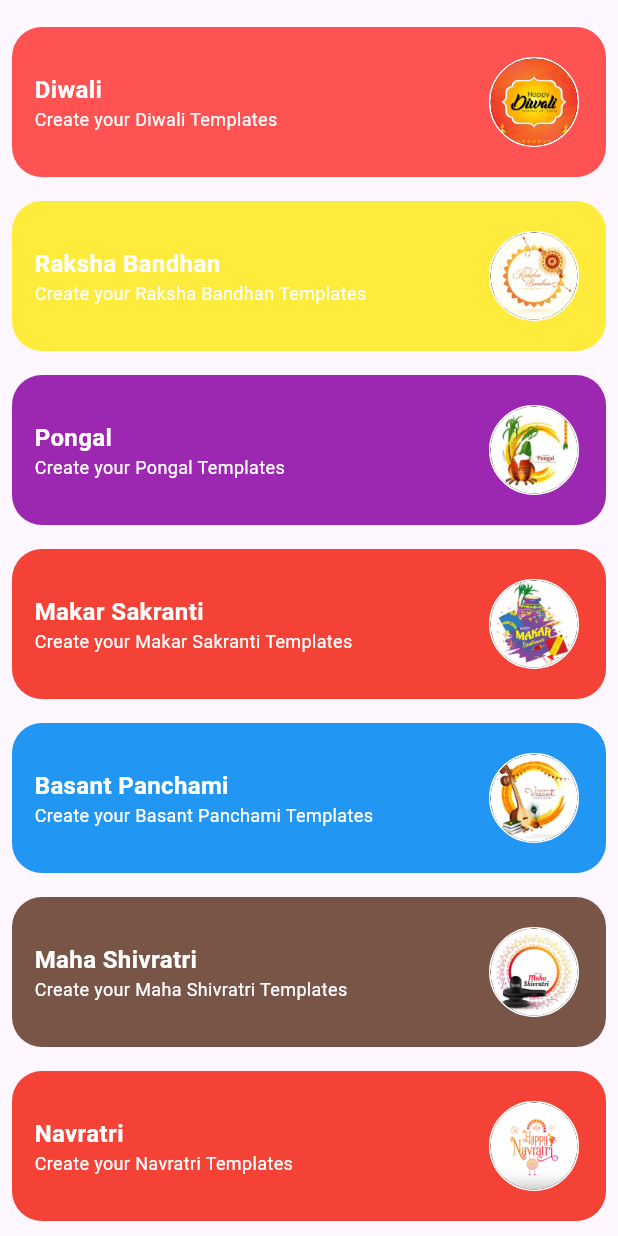
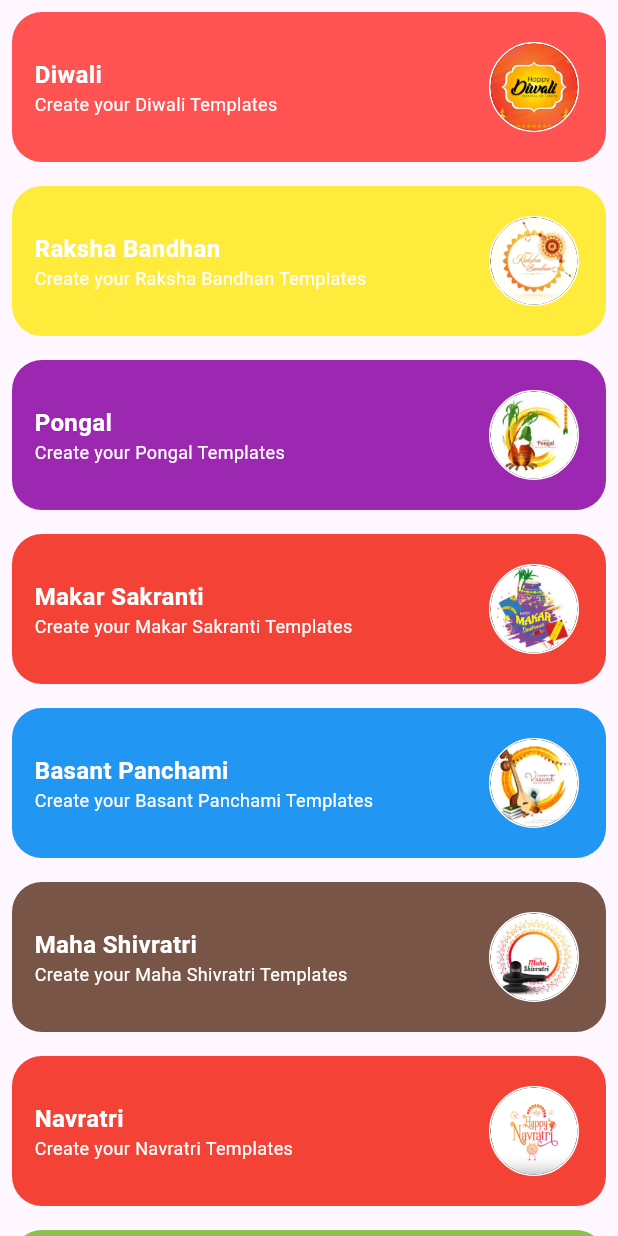
Before and after one commit to Aksharpatel06/festival_poster_app, a Flutter app: the List_view widget shown alone on an empty page, opened directly, on a phone screen of 412 x 824 dp. Run offline on Flutter 3.47's test engine with Material 3 defaults, Android fonts, the phone set to English and light mode, and no system bars; our stand-ins replace google_fonts.

Commit message:
01-04-2024

```diff
--- a/lib/view/editscreen/Editscreen.dart
+++ b/lib/view/editscreen/Editscreen.dart
@@ -179,7 +179,6 @@
       ),
     );
   }
-
   Container backgroundcolors() {
     return Container(
               height: 220,
@@ -253,7 +252,6 @@
               ),
             );
   }
-
   Container background() {
     return Container(
               height: 220,
@@ -330,7 +328,6 @@
               ),
             );
   }
-
   Container text() {
     return Container(
       height: 220,
@@ -448,7 +445,6 @@
       ),
     );
   }
-
   Container canvas() {
     return Container(
       height: 220,
--- a/lib/view/homescreen/componet/List_View.dart
+++ b/lib/view/homescreen/componet/List_View.dart
@@ -4,12 +4,9 @@
 import '../../../utils/festivallist.dart';
 import 'festival_Listview.dart';
 
-ListView List_view(BuildContext context) {
-  return ListView(
-    shrinkWrap: true,
-    children: [
-      SizedBox(height: 10,),
-      ...List.generate(festivalList.length, (index) => festival(festivalList[index]['Color'],festivalList[index]['Festival name'],festivalList[index]['Text'],festivalList[index]['Images'],index,context)),
-    ],
+ListView List_view() {
+  return ListView.builder(
+    itemBuilder:(context, index) => festival(festivalList[index]['Color'],festivalList[index]['Festival name'],festivalList[index]['Text'],festivalList[index]['Images'],index,context),
+    itemCount: festivalList.length,
   );
 }
--- a/lib/view/homescreen/componet/festival_Listview.dart
+++ b/lib/view/homescreen/componet/festival_Listview.dart
@@ -16,12 +16,12 @@
         height: 100,
         decoration: BoxDecoration(
           color: color,
-          borderRadius: BorderRadius.all(Radius.circular(20)),
+          borderRadius: const BorderRadius.all(Radius.circular(20)),
         ),
         child: Row(
           mainAxisAlignment: MainAxisAlignment.spaceBetween,
           children: [
-            Container(
+            SizedBox(
               width: 270,
               child: Padding(
                 padding: const EdgeInsets.only(left: 15.0),
@@ -29,8 +29,8 @@
                   crossAxisAlignment: CrossAxisAlignment.start,
                   mainAxisAlignment: MainAxisAlignment.center,
                   children: [
-                    Text(name,style: TextStyle(fontSize: 16,fontWeight: FontWeight.bold,color: Colors.white)),
-                    Text(name2,overflow: TextOverflow.clip,style: TextStyle(fontSize: 12,color: Colors.white),),
+                    Text(name,style: const TextStyle(fontSize: 16,fontWeight: FontWeight.bold,color: Colors.white)),
+                    Text(name2,overflow: TextOverflow.clip,style: const TextStyle(fontSize: 12,color: Colors.white),),
                   ],
                 ),
               ),
@@ -45,7 +45,7 @@
                     color: Colors.black,
                     border: Border.all(color: Colors.white)
                 ),
-                child: ClipRRect(borderRadius: BorderRadius.all(Radius.circular(50)),
+                child: ClipRRect(borderRadius: const BorderRadius.all(Radius.circular(50)),
                     child: Image.asset(img,fit: BoxFit.cover,)),
               ),
             )
--- a/lib/view/homescreen/componet/grid_view.dart
+++ b/lib/view/homescreen/componet/grid_view.dart
@@ -6,7 +6,7 @@
 GridView Grid_View() {
   return GridView.builder(itemCount: festivalList.length,
       gridDelegate:
-      SliverGridDelegateWithFixedCrossAxisCount(crossAxisCount: 2),
+      const SliverGridDelegateWithFixedCrossAxisCount(crossAxisCount: 2),
       itemBuilder: (context, index) => festival1(
           festivalList[index]['Color'],
           festivalList[index]['Festival name'],
```
Also changed, not shown: lib/view/homescreen/componet/festival_Gridview.dart (+5 -5 lines), lib/view/homescreen/homescreen.dart (+5 -5 lines), lib/view/posterscreen/posterscreen.dart (+10 -12 lines).
